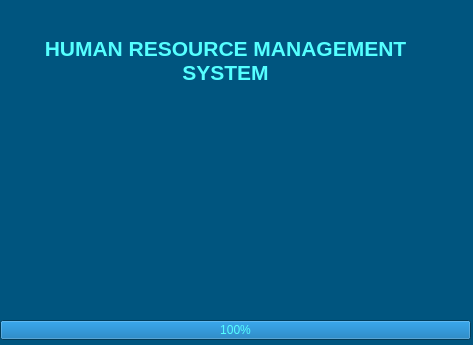
First picture: the form in pyqt/Layouts/splash_hrms.ui, repository bellyfat/HRMS, before the edit.
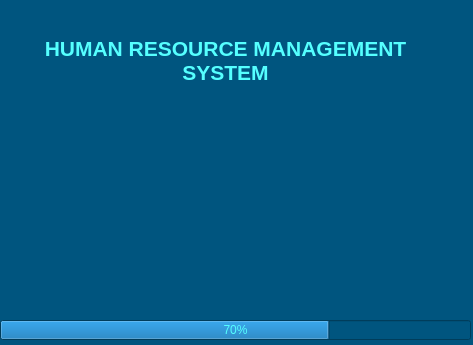
Second picture: the form after the edit. Icons and pictures are not drawn.

The edit to the form file:
```diff
--- a/pyqt/Layouts/splash_hrms.ui
+++ b/pyqt/Layouts/splash_hrms.ui
@@ -36,7 +36,7 @@
     </rect>
    </property>
    <property name="value">
-    <number>100</number>
+    <number>70</number>
    </property>
   </widget>
   <widget class="QLabel" name="label">
```
